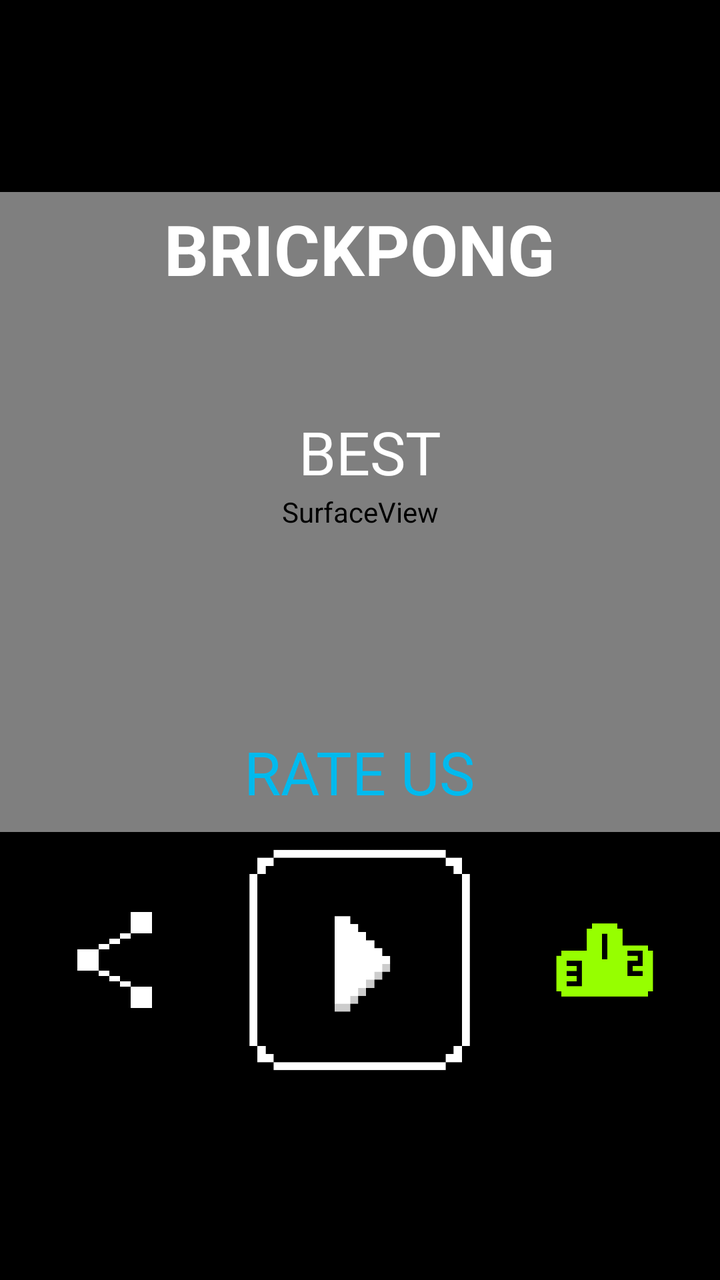
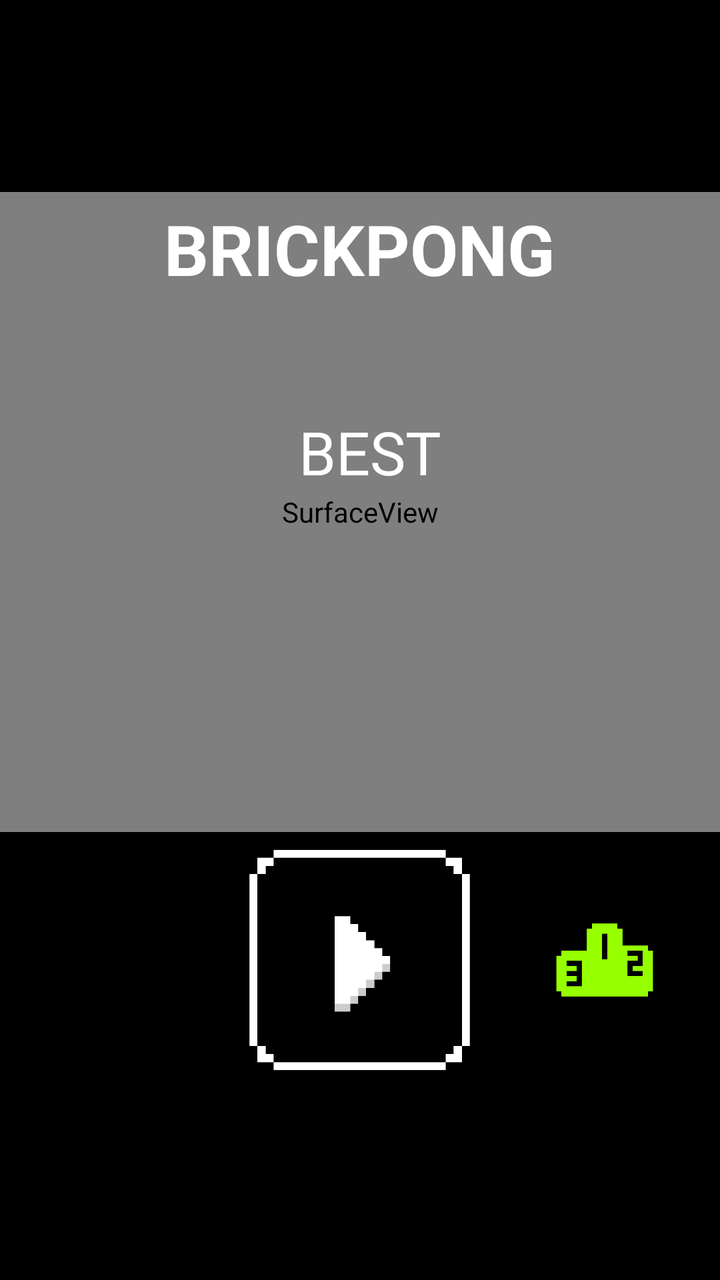

Screens rendered from an Android XML layout before and after an edit, with the pre-edit source and the edit as a unified diff.
<!-- AndroidManifest.xml: application theme AppTheme -->
<!-- res/layout/activity_main.xml -->
<?xml version="1.0" encoding="utf-8"?>
<RelativeLayout
    xmlns:android="http://schemas.android.com/apk/res/android"
    xmlns:tools="http://schemas.android.com/tools"

    android:layout_width = "match_parent"
    android:layout_height = "match_parent"
    tools:context = ".MainActivity"

    android:orientation = "vertical"
    android:gravity = "center"
    android:background = "@android:color/black">



    <RelativeLayout
        android:layout_width = "match_parent"
        android:layout_height = "match_parent"
>

        <LinearLayout
            android:layout_width = "match_parent"
            android:layout_height = "match_parent"
            android:orientation = "vertical"
            android:gravity = "center"
            android:weightSum = "4">

            <RelativeLayout
                android:layout_weight = "2"
                android:layout_width = "match_parent"
                android:layout_height = "0dp">

                <SurfaceView
                    android:id = "@+id/gameView"
                    android:layout_width = "match_parent"
                    android:layout_height = "match_parent"/>

                <TextView
                    android:id = "@+id/title"
                    android:layout_width = "wrap_content"
                    android:layout_height = "wrap_content"

                    android:layout_marginTop= "5dp"

                    android:layout_alignParentTop="true"
                    android:layout_centerHorizontal = "true"

                    android:gravity="center"
                    android:text = "@string/app_name"
                    android:textColor = "@android:color/white"
                    android:textSize = "35dp"
                    android:textStyle = "bold" />

                <LinearLayout
                    android:id = "@+id/best_lyt"
                    android:layout_width = "match_parent"
                    android:layout_height = "wrap_content"

                    android:orientation = "vertical"
                    android:gravity = "center"

                    android:paddingLeft = "10dp"
                    android:layout_centerVertical = "true"
                    android:layout_alignParentLeft = "true"
                    android:layout_alignParentStart = "true">

                    <TextView
                        android:id = "@+id/best_label_menu"
                        android:layout_width = "wrap_content"
                        android:layout_height = "wrap_content"

                        android:text="@string/best"
                        android:textSize = "30dp"
                        android:textColor = "@android:color/white"/>

                    <TextView
                        android:id = "@+id/best_menu"
                        android:layout_width = "wrap_content"
                        android:layout_height = "wrap_content"

                        android:textSize = "45dp"
                        android:textColor = "@android:color/white"/>

                </LinearLayout>

                <LinearLayout
                    android:id = "@+id/score_layout"
                    android:layout_width = "match_parent"
                    android:layout_height = "wrap_content"

                    android:gravity = "center"
                    android:visibility = "invisible"
                    android:orientation = "horizontal"

                    android:layout_centerVertical = "true"
                    android:layout_alignParentLeft = "true"
                    android:layout_alignParentStart = "true">

                    <LinearLayout
                        android:layout_width = "wrap_content"
                        android:layout_height = "wrap_content"

                        android:orientation = "vertical"
                        android:gravity = "center"

                        android:paddingRight = "10dp">

                        <TextView
                            android:id = "@+id/score_label"
                            android:layout_width = "wrap_content"
                            android:layout_height = "wrap_content"

                            android:text = "@string/score"
                            android:textSize = "30dp"
                            android:textColor = "@android:color/white" />

                        <TextView
                            android:id = "@+id/score"
                            android:layout_width = "wrap_content"
                            android:layout_height = "wrap_content"

                            android:textSize = "45dp"
                            android:textColor = "@android:color/white"/>

                    </LinearLayout>

                    <LinearLayout
                        android:layout_width = "wrap_content"
                        android:layout_height = "wrap_content"
                        android:orientation = "vertical"
                        android:gravity = "center"
                        android:paddingLeft = "10dp">

                        <TextView
                            android:id = "@+id/best_label"
                            android:layout_width = "wrap_content"
                            android:layout_height = "wrap_content"

                            android:text = "@string/best"
                            android:textSize = "30dp"
                            android:textColor = "@android:color/white"/>

                        <TextView
                            android:id = "@+id/best"
                            android:layout_width = "wrap_content"
                            android:layout_height = "wrap_content"

                            android:textSize = "45dp"
                            android:textColor = "@android:color/white"/>

                    </LinearLayout>

                </LinearLayout>

                <TextView
                    android:id = "@+id/points"
                    android:layout_width = "wrap_content"
                    android:layout_height = "wrap_content"

                    android:visibility = "invisible"

                    android:layout_centerHorizontal = "true"
                    android:layout_centerVertical = "true"

                    android:textSize = "50dp"
                    android:textStyle = "bold"
                    android:textColor = "@android:color/white" />

                <TextView
                    android:id = "@+id/rate_us"
                    android:layout_width = "wrap_content"
                    android:layout_height = "wrap_content"

                    android:layout_alignParentBottom = "true"
                    android:layout_centerHorizontal = "true"
                    android:layout_marginBottom = "10dp"

                    android:textSize = "30dp"
                    android:text = "@string/rate_us"
                    android:textColor = "#00baee" />

            </RelativeLayout>

            <RelativeLayout
                android:layout_width = "match_parent"
                android:layout_height = "0dp"
                android:layout_weight = "0.8"
                android:padding = "5dp">

                <LinearLayout
                    android:id = "@+id/lyt_menu"
                    android:layout_width = "match_parent"
                    android:layout_height = "match_parent"
                    android:orientation = "horizontal"
                    android:gravity="center"
                    android:weightSum = "10">

                    <LinearLayout

                        android:layout_width = "0dp"
                        android:layout_height = "wrap_content"

                        android:clickable = "true"

                        android:paddingRight= "10dp"
                        android:paddingLeft="10dp"
                        android:gravity="center"
                        android:layout_weight = "2">

                        <ImageView
                            android:id = "@+id/share"
                            android:layout_width = "wrap_content"
                            android:layout_height = "wrap_content"
                            android:src = "@drawable/share"/>

                    </LinearLayout>

                    <LinearLayout
                        android:layout_weight = "5"

                        android:layout_width = "0dp"
                        android:layout_height = "match_parent"

                        android:clickable = "true"
                        android:paddingRight= "5dp"
                        android:paddingLeft="5dp"
                        android:gravity="center"
                        android:orientation = "horizontal">

                        <ImageView
                            android:id = "@+id/play"
                            android:layout_width = "wrap_content"
                            android:layout_height = "wrap_content"
                            android:src = "@drawable/play"/>

                    </LinearLayout>

                    <LinearLayout

                        android:layout_width = "0dp"
                        android:layout_height = "wrap_content"

                        android:clickable = "true"
                        android:paddingRight= "10dp"
                        android:paddingLeft="10dp"
                        android:layout_weight = "2"
                        android:gravity="center">

                        <ImageView
                            android:id = "@+id/trophies"
                            android:layout_width = "wrap_content"
                            android:layout_height = "wrap_content"
                            android:src = "@drawable/leatherboard"/>

                    </LinearLayout>

                </LinearLayout>

                <LinearLayout
                    android:id = "@+id/lyt_game"
                    android:layout_width = "match_parent"
                    android:layout_height = "match_parent"

                    android:orientation = "horizontal"
                    android:gravity = "center"
                    android:visibility = "invisible"
                    android:weightSum = "5">

                    <LinearLayout
                        android:id = "@+id/left_arrow"
                        android:layout_width = "0dp"
                        android:layout_height = "match_parent"

                        android:layout_weight = "2"
                        android:gravity = "right"
                        android:clickable = "true">

                        <ImageView
                            android:layout_width = "wrap_content"
                            android:layout_height = "match_parent"
                            android:layout_gravity="right"
                            android:src = "@drawable/arrow_left"/>

                    </LinearLayout>

                    <LinearLayout
                        android:id = "@+id/right_arrow"
                        android:layout_width = "0dp"
                        android:layout_height = "match_parent"

                        android:layout_weight = "2"
                        android:gravity = "left"
                        android:clickable = "true">

                        <ImageView
                            android:layout_width = "wrap_content"
                            android:layout_height = "match_parent"
                            android:layout_gravity="left"

                            android:src = "@drawable/arrow_right"/>

                    </LinearLayout>

                </LinearLayout>

            </RelativeLayout>

        </LinearLayout>

    </RelativeLayout>

</RelativeLayout>
<!-- resources referenced by this layout -->
<resources>
  <!-- drawable arrow_left: png bitmap (drawable, 9657 bytes) -->
  <!-- drawable arrow_right: png bitmap (drawable, 9699 bytes) -->
  <!-- drawable leatherboard: png bitmap (drawable, 3774 bytes) -->
  <!-- drawable play: png bitmap (drawable, 8595 bytes) -->
  <!-- drawable share: png bitmap (drawable, 8052 bytes) -->
  <string name="app_name">BRICKPONG</string>
  <string name="best">BEST</string>
  <string name="rate_us">RATE US</string>
  <string name="score">SCORE</string>
  <style name="AppTheme" parent="Theme.AppCompat.Light.DarkActionBar">
          
          <item name="colorPrimary">@color/colorPrimary</item>
          <item name="colorPrimaryDark">@color/colorPrimaryDark</item>
          <item name="colorAccent">@color/colorAccent</item>
      </style>
  <color name="colorPrimary">#000000</color>
  <color name="colorPrimaryDark">#000000</color>
  <color name="colorAccent">#000000</color>
</resources>

<!-- the commit's change to res/layout/activity_main.xml (unified diff, before → after) -->
@@ -166,19 +166,6 @@
                     android:textStyle = "bold"
                     android:textColor = "@android:color/white" />
 
-                <TextView
-                    android:id = "@+id/rate_us"
-                    android:layout_width = "wrap_content"
-                    android:layout_height = "wrap_content"
-
-                    android:layout_alignParentBottom = "true"
-                    android:layout_centerHorizontal = "true"
-                    android:layout_marginBottom = "10dp"
-
-                    android:textSize = "30dp"
-                    android:text = "@string/rate_us"
-                    android:textColor = "#00baee" />
-
             </RelativeLayout>
 
             <RelativeLayout
@@ -195,25 +182,10 @@
                     android:gravity="center"
                     android:weightSum = "10">
 
-                    <LinearLayout
-
-                        android:layout_width = "0dp"
-                        android:layout_height = "wrap_content"
-
-                        android:clickable = "true"
-
-                        android:paddingRight= "10dp"
-                        android:paddingLeft="10dp"
-                        android:gravity="center"
-                        android:layout_weight = "2">
-
-                        <ImageView
-                            android:id = "@+id/share"
-                            android:layout_width = "wrap_content"
-                            android:layout_height = "wrap_content"
-                            android:src = "@drawable/share"/>
-
-                    </LinearLayout>
+                    <Space
+                        android:layout_width = "0dp"
+                        android:layout_height = "wrap_content"
+                        android:layout_weight = "2" />
 
                     <LinearLayout
                         android:layout_weight = "5"
<!-- resource entries referenced after the edit -->
@@ -4,10 +4,8 @@
   <!-- drawable arrow_right: png bitmap (drawable, 9699 bytes) -->
   <!-- drawable leatherboard: png bitmap (drawable, 3774 bytes) -->
   <!-- drawable play: png bitmap (drawable, 8595 bytes) -->
-  <!-- drawable share: png bitmap (drawable, 8052 bytes) -->
   <string name="app_name">BRICKPONG</string>
   <string name="best">BEST</string>
-  <string name="rate_us">RATE US</string>
   <string name="score">SCORE</string>
   <style name="AppTheme" parent="Theme.AppCompat.Light.DarkActionBar">
           
